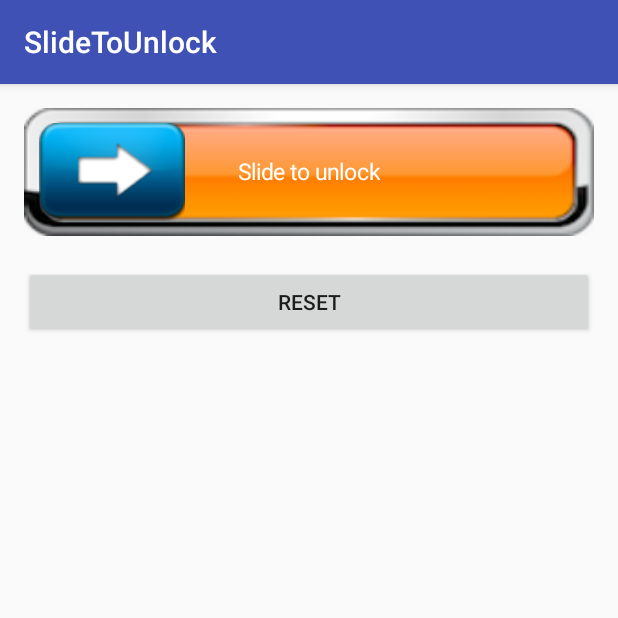
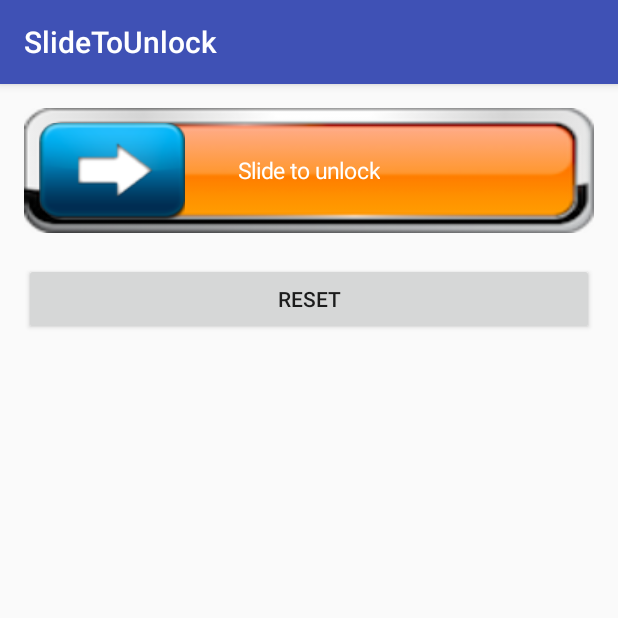
Before and after one commit to cheekiat/SlideToUnlock, an Android app: the screen it shows after launch (MainActivity), on a phone screen of 412 x 824 dp, the top half of it. Run offline under Robolectric (Android 15) with nearby library versions, the phone set to English and light mode, and no system bars.

```diff
--- a/app/src/main/java/cheekiat/slidetounlock/MainActivity.java
+++ b/app/src/main/java/cheekiat/slidetounlock/MainActivity.java
@@ -1,11 +1,10 @@
 package cheekiat.slidetounlock;
 
+import android.os.Bundle;
 import android.support.v7.app.AppCompatActivity;
-import android.os.Bundle;
 import android.view.View;
-import android.widget.Toast;
 
-import custom.ui.SlideView;
+import cheekiat.slideview.SlideView;
 
 public class MainActivity extends AppCompatActivity {
 
--- a/app/src/main/res/layout/activity_main.xml
+++ b/app/src/main/res/layout/activity_main.xml
@@ -12,21 +12,20 @@
     android:paddingTop="@dimen/activity_vertical_margin"
     tools:context="cheekiat.slidetounlock.MainActivity">
 
-    <custom.ui.SlideView
+    <cheekiat.slideview.SlideView
         android:id="@+id/slide_view"
         android:layout_width="match_parent"
         android:layout_height="wrap_content"
         app:duration="200"
         app:slideBackground="@drawable/orangesquarebutton"
         app:slideSrc="@drawable/slide_image"
-        app:slideSrcMarginBottom="10dp"
+        app:slideSrcMarginBottom="8dp"
         app:slideSrcMarginLeft="10dp"
         app:slideSrcMarginRight="10dp"
         app:slideSrcMarginTop="10dp"
         app:slideText="Slide to unlock"
         app:slideTextColor="#ffffff"
         app:slideTextSize="10dp" />
-
 
     <Button
         android:id="@+id/reset"
--- a/app/src/main/java/custom/ui/SlideView.java
+++ b/slideview/src/main/java/cheekiat/slideview/SlideView.java
@@ -1,20 +1,16 @@
-package custom.ui;
+package cheekiat.slideview;
 
 import android.animation.Animator;
 import android.content.Context;
 import android.content.res.TypedArray;
 import android.graphics.Color;
 import android.graphics.drawable.Drawable;
-import android.support.v4.content.ContextCompat;
 import android.util.AttributeSet;
 import android.view.MotionEvent;
 import android.view.View;
 import android.widget.ImageView;
-import android.widget.LinearLayout;
 import android.widget.RelativeLayout;
 import android.widget.TextView;
-
-import cheekiat.slidetounlock.R;
 
 /**
  * Created by Chee Kiat on 23/02/2017.
@@ -95,15 +91,15 @@ public class SlideView extends RelativeLayout {
             mSlideTextView.setTextSize(slideTextSize);
             addView(mSlideTextView);
 
-            RelativeLayout.LayoutParams layoutParams =
-                    (RelativeLayout.LayoutParams) mSlideTextView.getLayoutParams();
+            LayoutParams layoutParams =
+                    (LayoutParams) mSlideTextView.getLayoutParams();
             layoutParams.addRule(RelativeLayout.CENTER_IN_PARENT, RelativeLayout.TRUE);
             mSlideTextView.setLayoutParams(layoutParams);
         }
 
         addView(mSlideIcon);
-        RelativeLayout.LayoutParams layoutParams =
-                (RelativeLayout.LayoutParams) mSlideIcon.getLayoutParams();
+        LayoutParams layoutParams =
+                (LayoutParams) mSlideIcon.getLayoutParams();
         layoutParams.addRule(RelativeLayout.CENTER_VERTICAL, RelativeLayout.TRUE);
         mSlideIcon.setLayoutParams(layoutParams);
 
```
Also changed, not shown: slideview/src/main/res/values/attrs.xml (added, +16 -0 lines).
